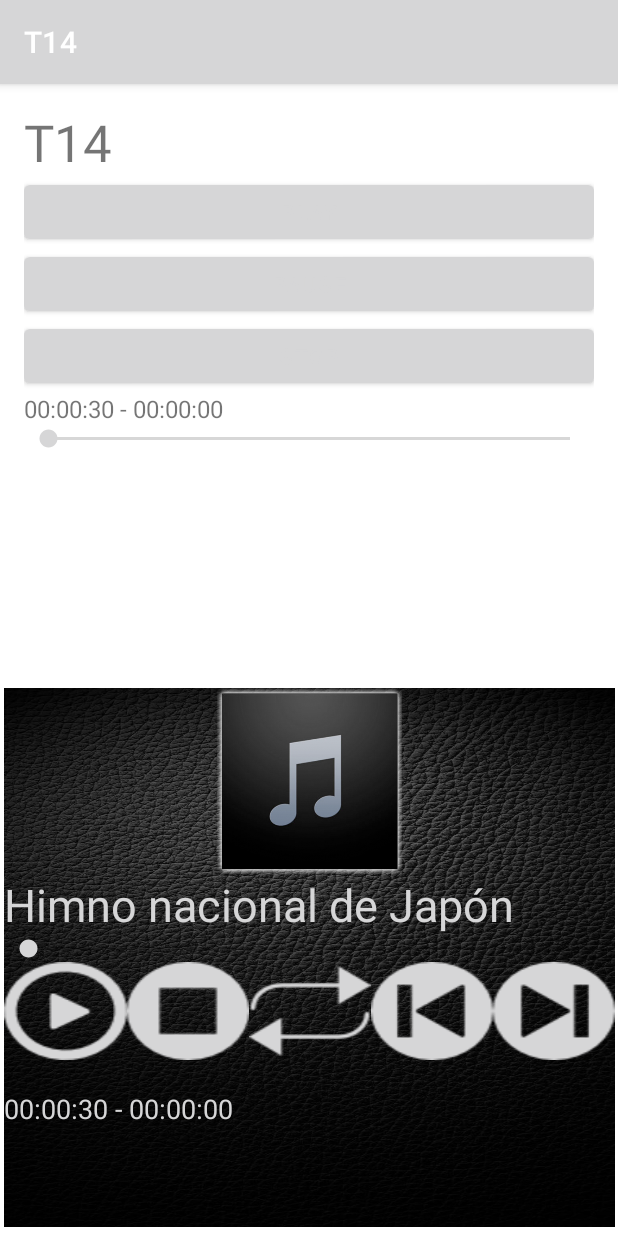
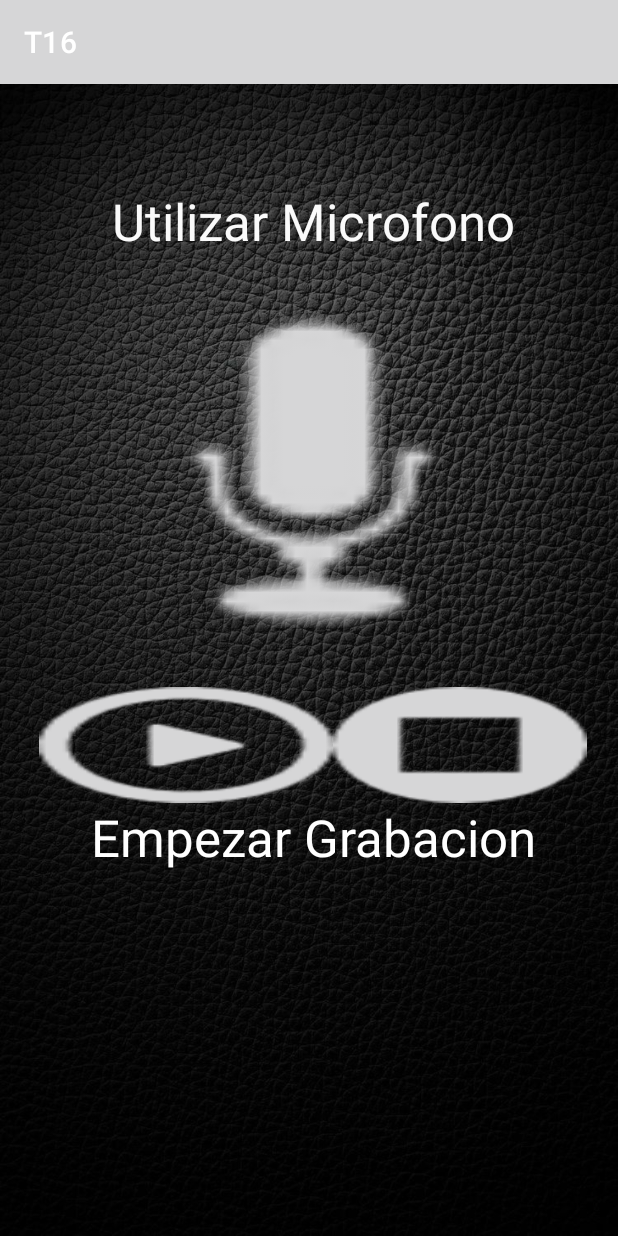
Before and after one commit to TheSugarDealer/T13_2, an Android app: the screen it shows after launch (T14 before the commit, T16 after it), after a tap on "SALTAR", on a phone screen of 412 x 824 dp. Run offline under Robolectric (Android 15) with nearby library versions, the phone set to English and light mode, and no system bars.

Commit message:
T13 Ver 2.0

```diff
--- a/app/src/main/java/com/example/t13/MainActivity.java
+++ b/app/src/main/java/com/example/t13/MainActivity.java
@@ -131,7 +131,8 @@ public class MainActivity extends AppCompatActivity {
     }
 
     public void Cambiar(View view){
-        Intent a = new Intent(this, T14.class);
+
+        Intent a = new Intent(this, T16.class);
         startActivity(a);
     }
 
--- a/app/src/main/java/com/example/t13/T14.java
+++ b/app/src/main/java/com/example/t13/T14.java
@@ -3,7 +3,6 @@ package com.example.t13;
 import androidx.appcompat.app.AppCompatActivity;
 
 import android.content.res.ColorStateList;
-import android.graphics.Color;
 import android.media.MediaPlayer;
 import android.os.Bundle;
 import android.os.Handler;
@@ -77,12 +76,14 @@ public class T14 extends AppCompatActivity {
         skSong.setMax(aPlayer.getDuration());
         skSong.setProgress(aPlayer.getCurrentPosition());
         skHandler.postDelayed(updateSong, 1000);
+
+
         /////////////////////////////////////////////////
-        btn_play = (Button) findViewById(R.id.btn_play);
+        btn_play = (Button) findViewById(R.id.butn_play);
         btn_repetir = (Button) findViewById(R.id.btn_repetir);
-        btn_siguiente = (Button) findViewById(R.id.btn_siguiente);
-        btn_stop = (Button) findViewById(R.id.btn_stop);
-        btn_anterior = (Button) findViewById(R.id.btn_anterior);
+        btn_siguiente = (Button) findViewById(R.id.butn_adelantar);
+        btn_stop = (Button) findViewById(R.id.butn_stop);
+        btn_anterior = (Button) findViewById(R.id.butn_atrasar);
         sk_song = (SeekBar) findViewById(R.id.sk_song);
         tv1 = (TextView) findViewById(R.id.tv1);
         tv2 = (TextView) findViewById(R.id.tv2);
@@ -98,6 +99,9 @@ public class T14 extends AppCompatActivity {
         sk_song.setMax(listamp3[posicion].getDuration());
         sk_song.setProgress(listamp3[posicion].getCurrentPosition());
         sk_handler.postDelayed(listaUpdateSong, 1000);
+
+
+
         btn_play.setOnClickListener(new View.OnClickListener() {
             @Override
             public void onClick(View view) {
@@ -240,6 +244,8 @@ public class T14 extends AppCompatActivity {
         }
         return nombre;
     }
+
+
     //hh:mm:ss
     private String getRHM(int milliseconds)
     {
@@ -274,6 +280,7 @@ public class T14 extends AppCompatActivity {
         }
 
     };
+
     @Override
     protected void onStop(){
         T14.super.onStop();
--- /dev/null
+++ b/app/src/main/java/com/example/t13/T16.java
@@ -0,0 +1,141 @@
+package com.example.t13;
+
+import androidx.appcompat.app.AppCompatActivity;
+import androidx.core.app.ActivityCompat;
+import androidx.core.content.ContextCompat;
+
+import android.Manifest;
+import android.content.pm.PackageManager;
+import android.graphics.Color;
+import android.media.MediaPlayer;
+import android.media.MediaRecorder;
+import android.os.Bundle;
+import android.os.Environment;
+import android.util.Log;
+import android.view.View;
+import android.widget.Button;
+import android.widget.TextView;
+
+import java.io.File;
+import java.io.IOException;
+import java.text.SimpleDateFormat;
+import java.util.Date;
+
+public class T16 extends AppCompatActivity {
+    private MediaRecorder grabacion;
+    private MediaPlayer mediaPlayer;
+    private String archivoSalida = null;
+    private Button btn_recorder ,btn_play_gr, btn_stop_gr;
+    private TextView textosalida;
+
+    private String ruta_grabaciones = Environment.getExternalStoragePublicDirectory(Environment.DIRECTORY_MUSIC)+"/AudiosMicro/";
+    private File carpeta = new File(ruta_grabaciones);
+
+
+    @Override
+    protected void onCreate(Bundle savedInstanceState) {
+        super.onCreate(savedInstanceState);
+        setContentView(R.layout.activity_t16);
+        btn_recorder = (Button) findViewById(R.id.btn_recorder);
+        btn_play_gr = (Button) findViewById(R.id.btn_play_gr);
+        btn_stop_gr = (Button) findViewById(R.id.btn_stop_gr);
+        textosalida = (TextView) findViewById(R.id.nombre_audio);
+        mediaPlayer = new MediaPlayer();
+        carpeta.mkdirs();
+
+        if (ContextCompat.checkSelfPermission(getApplicationContext(), Manifest.permission.WRITE_EXTERNAL_STORAGE)
+                != PackageManager.PERMISSION_GRANTED && ActivityCompat.checkSelfPermission(getApplicationContext(), Manifest.permission.RECORD_AUDIO)
+                != PackageManager.PERMISSION_GRANTED) {
+            ActivityCompat.requestPermissions(T16.this, new String[]{Manifest.permission.WRITE_EXTERNAL_STORAGE, Manifest.permission.RECORD_AUDIO}, 1000);
+        }
+
+        btn_recorder.setOnClickListener(new View.OnClickListener() {
+            @Override
+            public void onClick(View v) {
+                if (grabacion == null) {
+                    // archivoSalida = Environment.getExternalStorageDirectory().getAbsolutePath() + "/" + momento() + ".mp3";
+                    archivoSalida = ruta_grabaciones + "/" + momento() + ".mp3";
+                    textosalida.setText(archivoSalida);
+                    grabacion = new MediaRecorder();
+                    grabacion.setAudioSource(MediaRecorder.AudioSource.MIC);
+                    grabacion.setOutputFormat(MediaRecorder.OutputFormat.THREE_GPP);
+                    grabacion.setOutputFile(archivoSalida);
+                    grabacion.setAudioEncoder(MediaRecorder.AudioEncoder.AMR_NB);
+
+                    try {
+                        grabacion.prepare();
+                        textosalida.setTextColor(Color.parseColor("red"));
+                        textosalida.setText("Grabando....");
+                        grabacion.start();
+                    } catch (IOException e) {
+                        Log.e("Error", "Error" + e);
+                    }
+
+                } else if (grabacion != null) {
+                    textosalida.setTextColor(Color.parseColor("white"));
+                    textosalida.setText("Grabación Finalizada");
+                    textosalida.setText(archivoSalida);
+                    grabacion.stop();
+                    grabacion.release();
+                    grabacion = null;
+                }
+            }
+        });
+
+
+        btn_play_gr.setOnClickListener(new View.OnClickListener() {
+            @Override
+            public void onClick(View v) {
+                try {
+                    mediaPlayer.setDataSource(archivoSalida);
+                    mediaPlayer.prepare();
+
+                    if (mediaPlayer.isPlaying()) {
+                        mediaPlayer.pause();
+                        btn_play_gr.setBackgroundResource(R.drawable.reproducir);
+                        textosalida.setText("Escuchar audio");
+                        textosalida.setTextColor(Color.parseColor("red"));
+                    } else {
+
+                        mediaPlayer.start();
+                        btn_play_gr.setBackgroundResource(R.drawable.pausa);
+                        textosalida.setText("pausar audio");
+                        textosalida.setTextColor(Color.parseColor("white"));
+
+                    }
+                } catch (IOException e) {
+                    Log.e("Error", "Error");
+                }
+
+            }
+        });
+
+
+        btn_stop_gr.setOnClickListener(new View.OnClickListener() {
+            @Override
+            public void onClick(View v) {
+
+                if (mediaPlayer != null) {
+
+                    textosalida.setTextColor(Color.parseColor("white"));
+                    mediaPlayer.stop();
+                    mediaPlayer.release();
+
+                }
+
+            }
+        });
+
+
+    }
+
+
+    // --- AÑADE LA FECHA Y HORA AL ARCHIVO --- //
+    private String momento() {
+        SimpleDateFormat formatofh = new
+                SimpleDateFormat("yyMMddhhmmss");
+        String formato = formatofh.format(new Date());
+        String audio = "Grab_" + formato;
+        return audio;
+    }
+}
--- a/app/src/main/res/layout/activity_t14.xml
+++ b/app/src/main/res/layout/activity_t14.xml
@@ -92,7 +92,7 @@
             android:orientation="horizontal">
 
             <Button
-                android:id="@+id/btn_play"
+                android:id="@+id/butn_play"
                 android:layout_width="wrap_content"
                 android:layout_height="wrap_content"
                 android:layout_weight="1"
@@ -102,7 +102,7 @@
 
 
             <Button
-                android:id="@+id/btn_stop"
+                android:id="@+id/butn_stop"
                 android:layout_width="wrap_content"
                 android:layout_height="wrap_content"
                 android:layout_weight="1"
@@ -120,7 +120,7 @@
                 app:backgroundTint="@color/white" />
 
             <Button
-                android:id="@+id/btn_anterior"
+                android:id="@+id/butn_atrasar"
                 android:layout_width="wrap_content"
                 android:layout_height="wrap_content"
                 android:layout_weight="1"
@@ -129,7 +129,7 @@
                 app:backgroundTint="@color/white" />
 
             <Button
-                android:id="@+id/btn_siguiente"
+                android:id="@+id/butn_adelantar"
                 android:layout_width="wrap_content"
                 android:layout_height="wrap_content"
                 android:layout_weight="1"
--- /dev/null
+++ b/app/src/main/res/layout/activity_t16.xml
@@ -0,0 +1,74 @@
+<?xml version="1.0" encoding="utf-8"?>
+<androidx.constraintlayout.widget.ConstraintLayout xmlns:android="http://schemas.android.com/apk/res/android"
+    xmlns:app="http://schemas.android.com/apk/res-auto"
+    xmlns:tools="http://schemas.android.com/tools"
+    android:layout_width="match_parent"
+    android:layout_height="match_parent"
+    android:background="@drawable/background"
+    tools:context=".T16">
+
+    <LinearLayout
+        android:layout_width="365dp"
+        android:layout_height="611dp"
+        android:layout_marginStart="27dp"
+        android:layout_marginTop="65dp"
+        android:layout_marginEnd="22dp"
+        android:layout_marginBottom="85dp"
+        android:orientation="vertical"
+        app:layout_constraintBottom_toBottomOf="parent"
+        app:layout_constraintEnd_toEndOf="parent"
+        app:layout_constraintStart_toStartOf="parent"
+        app:layout_constraintTop_toTopOf="parent">
+
+        <TextView
+            android:id="@+id/textView4"
+            android:layout_width="match_parent"
+            android:layout_height="wrap_content"
+            android:text="Utilizar Microfono"
+            android:textAlignment="center"
+            android:textColor="#FAFAFA"
+            android:textSize="34sp" />
+
+        <Button
+            android:id="@+id/btn_recorder"
+            android:layout_width="match_parent"
+            android:layout_height="288dp"
+            android:background="@android:drawable/ic_btn_speak_now"
+            android:backgroundTint="@color/white"
+            android:textAlignment="center" />
+
+        <LinearLayout
+            android:layout_width="wrap_content"
+            android:layout_height="wrap_content"
+            android:orientation="horizontal">
+
+            <Button
+                android:id="@+id/btn_play_gr"
+                android:layout_width="196dp"
+                android:layout_height="match_parent"
+                android:layout_weight="1"
+                android:background="@drawable/reproducir"
+                android:backgroundTint="@color/white" />
+
+            <Button
+                android:id="@+id/btn_stop_gr"
+                android:layout_width="169dp"
+                android:layout_height="77dp"
+                android:layout_weight="1"
+                android:background="@drawable/detener"
+                android:backgroundTint="@color/white" />
+
+        </LinearLayout>
+
+        <TextView
+            android:id="@+id/nombre_audio"
+            android:layout_width="match_parent"
+            android:layout_height="73dp"
+            android:text="Empezar Grabacion"
+            android:textAlignment="center"
+            android:textColor="#FFFFFF"
+            android:textSize="34sp" />
+
+    </LinearLayout>
+
+</androidx.constraintlayout.widget.ConstraintLayout>
--- a/app/src/main/res/values/strings.xml
+++ b/app/src/main/res/values/strings.xml
@@ -3,7 +3,7 @@
     <string name="T14">T14</string>
     <string name="click_l">Largo</string>
     <string name="clic_c">Corto</string>
-   <string name="str_play">PLAY</string>
+    <string name="str_play">PLAY</string>
     <string name="str_pause">PAUSE</string>
     <string name="str_stop">STOP</string>
     <string name="salt">Saltar</string>
```
Also changed, not shown: app/src/main/AndroidManifest.xml (+22 -3 lines), app/src/main/java/com/example/t13/T15.java (added, +158 -0 lines), app/src/main/res/layout/activity_t15.xml (added, +99 -0 lines), 6 other files.
